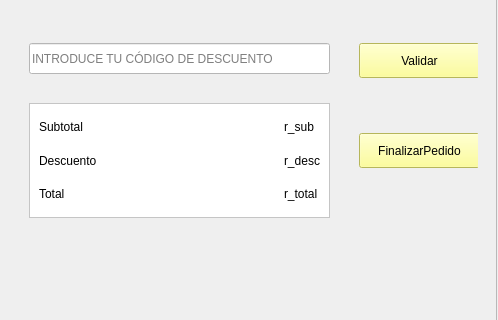
Before: the Qt Designer form Codigo/v4_ventanaUC.ui in cfmondelo/supermercado, drawn with Qt 5; both pictures show x 599 to 1097 and y 100 to 420 of the 1097 by 687 pixel window.
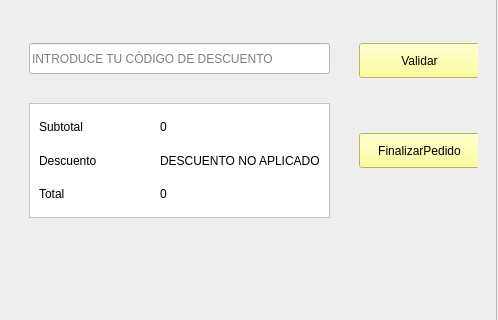
After: the same form once the commit is applied. Icons and pictures are not drawn.

```diff
--- a/Codigo/v4_ventanaUC.ui
+++ b/Codigo/v4_ventanaUC.ui
@@ -585,7 +585,7 @@
                 <item row="0" column="2">
                  <widget class="QLabel" name="label_subtotal_5">
                   <property name="text">
-                   <string>r_sub</string>
+                   <string>0</string>
                   </property>
                  </widget>
                 </item>
@@ -612,7 +612,7 @@
                 <item row="1" column="2">
                  <widget class="QLabel" name="label_subtotal_6">
                   <property name="text">
-                   <string>r_desc</string>
+                   <string>DESCUENTO NO APLICADO</string>
                   </property>
                  </widget>
                 </item>
@@ -639,7 +639,7 @@
                 <item row="2" column="2">
                  <widget class="QLabel" name="label_subtotal_7">
                   <property name="text">
-                   <string>r_total</string>
+                   <string>0</string>
                   </property>
                  </widget>
                 </item>
```
Left out of the diff: 22 changed lines with no effect on the pictures.
